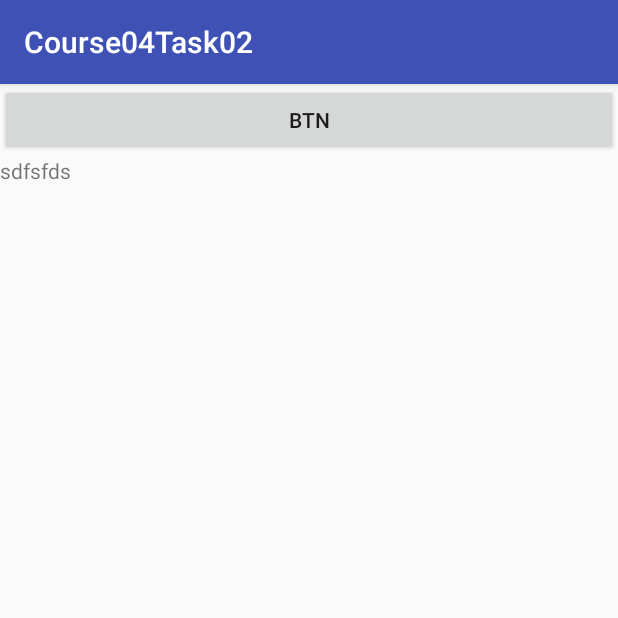
After one commit to alien190/Course04Task02, an Android app: the fragment MainFragment placed in its activity, on a phone screen of 412 x 824 dp, the top half of it. The commit adds this screen. Run offline under Robolectric (Android 15) with nearby library versions, the phone set to English and light mode, and no system bars; 4 statements that could not run were skipped.

Commit message:
added fr_main layout

```diff
--- a/app/src/main/java/com/example/alien/course04task02/common/SingleFragmentActivity.java
+++ b/app/src/main/java/com/example/alien/course04task02/common/SingleFragmentActivity.java
@@ -35,7 +35,7 @@ public abstract class SingleFragmentActivity extends AppCompatActivity {
         FragmentManager fragmentManager = getSupportFragmentManager();
         fragmentManager.beginTransaction()
                 .replace(R.id.fragmentContainer, fragment)
-                .addToBackStack(getFragment().getClass().getSimpleName())
+                .addToBackStack(fragment.getClass().getSimpleName())
                 .commit();
     }
 }
--- /dev/null
+++ b/app/src/main/java/com/example/alien/course04task02/ui/MainFragment.java
@@ -0,0 +1,33 @@
+package com.example.alien.course04task02.ui;
+
+
+import android.os.Bundle;
+import android.support.annotation.NonNull;
+import android.support.annotation.Nullable;
+import android.support.v4.app.Fragment;
+import android.view.LayoutInflater;
+import android.view.View;
+import android.view.ViewGroup;
+
+import com.example.alien.course04task02.R;
+
+public class MainFragment extends Fragment {
+
+    View view;
+
+    public static MainFragment newInstance() {
+
+        Bundle args = new Bundle();
+
+        MainFragment fragment = new MainFragment();
+        fragment.setArguments(args);
+        return fragment;
+    }
+
+    @Nullable
+    @Override
+    public View onCreateView(@NonNull LayoutInflater inflater, @Nullable ViewGroup container, @Nullable Bundle savedInstanceState) {
+        view = inflater.inflate(R.layout.fr_main, container, false);
+        return view;
+    }
+}
--- /dev/null
+++ b/app/src/main/res/layout/fr_main.xml
@@ -0,0 +1,17 @@
+<?xml version="1.0" encoding="utf-8"?>
+<LinearLayout xmlns:android="http://schemas.android.com/apk/res/android"
+    android:layout_width="match_parent"
+    android:layout_height="match_parent"
+    android:orientation="vertical">
+
+    <Button
+        android:layout_width="match_parent"
+        android:layout_height="wrap_content"
+        android:text="btn" />
+    <TextView
+        android:layout_width="wrap_content"
+        android:layout_height="wrap_content"
+        android:text="sdfsfds"/>
+
+
+</LinearLayout>
```
Also changed, not shown: app/src/main/java/com/example/alien/course04task02/App.java (+5 -7 lines), app/src/main/java/com/example/alien/course04task02/di/MainActivityModule.java (added, +13 -0 lines), app/src/main/java/com/example/alien/course04task02/ui/MainActivity.java (+17 -8 lines).
